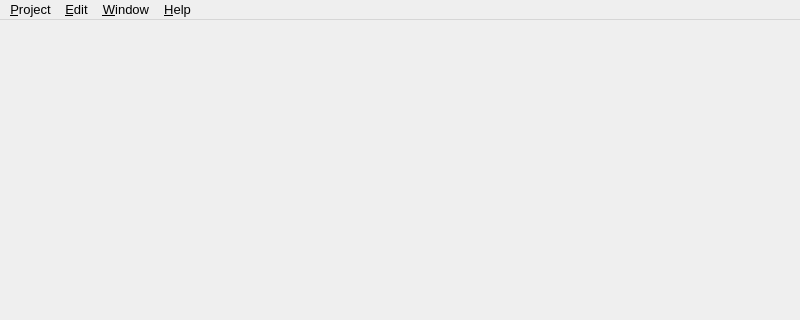
Qinterfly/QRodSystems, file src/central/mainwindow.ui: the form before one commit; both pictures show x 0 to 800 and y 0 to 320 of the 800 by 600 pixel window.
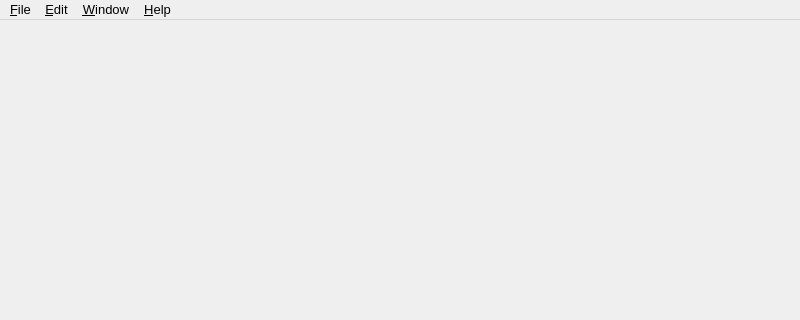
The form after the commit. Icons and pictures are not drawn.

Commit message: v0.0.3. Implement the user methods to open and save a project

```diff
--- a/src/central/mainwindow.ui
+++ b/src/central/mainwindow.ui
@@ -48,14 +48,14 @@
      <string>&amp;Window</string>
     </property>
    </widget>
-   <widget class="QMenu" name="menuProject">
+   <widget class="QMenu" name="menuFile">
     <property name="font">
      <font>
       <pointsize>10</pointsize>
      </font>
     </property>
     <property name="title">
-     <string>&amp;Project</string>
+     <string>&amp;File</string>
     </property>
     <addaction name="separator"/>
     <addaction name="actionNewProject"/>
@@ -98,7 +98,7 @@
     <addaction name="actionAboutQt"/>
     <addaction name="actionAboutProgram"/>
    </widget>
-   <addaction name="menuProject"/>
+   <addaction name="menuFile"/>
    <addaction name="menuEdit"/>
    <addaction name="menuWindow"/>
    <addaction name="menuHelp"/>
```
The commit also changes 11 other files.
